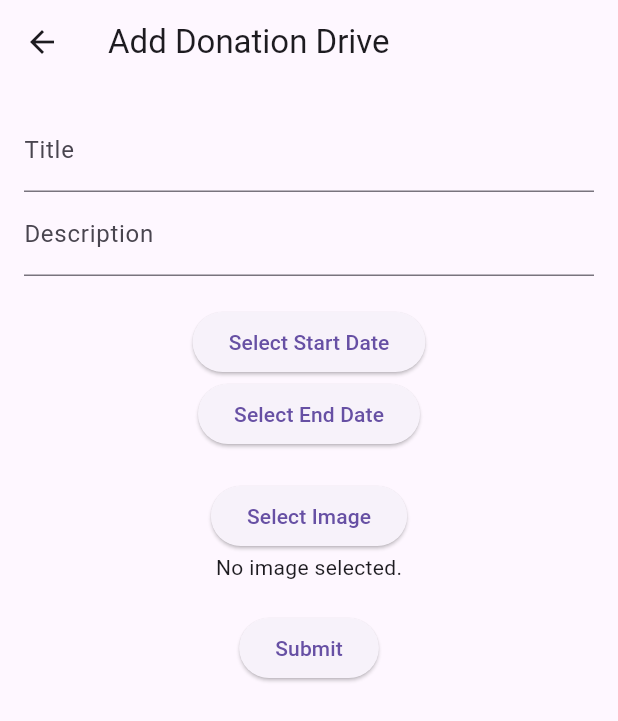
After one commit to montero333/CMSC-23-FINAL-PROJECT, a Flutter app: the DonationDrivesPage screen opened directly, after a tap on the "add" icon, on a phone screen of 412 x 824 dp. The commit adds this screen. Shown: the top 721 px of the screen. Run offline on Flutter 3.47's test engine with Material 3 defaults, Android fonts, the phone set to English and light mode, and no system bars; our stand-ins replace cloud_firestore, firebase_auth, firebase_core, firebase_storage, fluttertoast, image_picker; accounts and stored records are empty; network calls fail; statements that could not run were skipped.

Commit message:
chore: added donation drive forms

```diff
--- /dev/null
+++ b/lib/api/firebase_drive_donation_api.dart
@@ -0,0 +1,24 @@
+// lib/services/firestore_service.dart
+import 'package:cloud_firestore/cloud_firestore.dart';
+import '../models/donation_drive_model.dart';
+
+class FirestoreService {
+  final FirebaseFirestore _db = FirebaseFirestore.instance;
+
+  Future<void> createDonationDrive(DonationDrive donationDrive) {
+    return _db.collection('donation_drives').doc(donationDrive.id).set(donationDrive.toMap());
+  }
+
+  Future<void> updateDonationDrive(DonationDrive donationDrive) {
+    return _db.collection('donation_drives').doc(donationDrive.id).update(donationDrive.toMap());
+  }
+
+  Future<void> deleteDonationDrive(String id) {
+    return _db.collection('donation_drives').doc(id).delete();
+  }
+
+  Future<List<DonationDrive>> getDonationDrives() async {
+    final snapshot = await _db.collection('donation_drives').get();
+    return snapshot.docs.map((doc) => DonationDrive.fromMap(doc.data())).toList();
+  }
+}
--- a/lib/models/donation_drive_model.dart
+++ b/lib/models/donation_drive_model.dart
@@ -1,9 +1,40 @@
+// lib/models/donation_drive.dart
 class DonationDrive {
-  String? id;
-  String name;
-  double donation;
+  String id;
+  String title;
   String description;
-  String organizationID; // kaninong organization ito
+  DateTime startDate;
+  DateTime endDate;
+  String? imageUrl;
 
-  DonationDrive(this.id, this.name, this.donation, this.description, this.organizationID);
+  DonationDrive({
+    required this.id,
+    required this.title,
+    required this.description,
+    required this.startDate,
+    required this.endDate,
+    this.imageUrl,
+  });
+
+  Map<String, dynamic> toMap() {
+    return {
+      'id': id,
+      'title': title,
+      'description': description,
+      'startDate': startDate.toIso8601String(),
+      'endDate': endDate.toIso8601String(),
+      'imageUrl': imageUrl,
+    };
+  }
+
+  factory DonationDrive.fromMap(Map<String, dynamic> map) {
+    return DonationDrive(
+      id: map['id'],
+      title: map['title'],
+      description: map['description'],
+      startDate: DateTime.parse(map['startDate']),
+      endDate: DateTime.parse(map['endDate']),
+      imageUrl: map['imageUrl'],
+    );
+  }
 }
--- a/lib/models/donor_model.dart
+++ b/lib/models/donor_model.dart
@@ -1,10 +1,7 @@
-import '../models/donation_drive_model.dart';
-
 class Donor {
   String name;
   double donation;
   String status;
-  DonationDrive drive;
 
-  Donor(this.name, this.donation, this.status, this.drive);
+  Donor(this.name, this.donation, this.status);
 }
--- a/lib/pages/donateTo_OrganizationPage.dart
+++ b/lib/pages/donateTo_OrganizationPage.dart
@@ -192,7 +192,7 @@ class _DonateToOrganizationDriveState extends State<DonateToOrganizationDrive> {
   Widget build(BuildContext context) {
     return Scaffold(
       appBar: AppBar(
-        title: Text("Donate to ${widget.donationDrive.name}"),
+        title: Text("Donate to ${widget.donationDrive.title}"),
         backgroundColor: Colors.green,
       ),
       body: SingleChildScrollView(
--- a/lib/pages/donation_drive_list.dart
+++ b/lib/pages/donation_drive_list.dart
@@ -1,69 +1,60 @@
 import 'package:flutter/material.dart';
-import '../pages/donateTo_OrganizationPage.dart';
+import 'package:firebase_core/firebase_core.dart';
+import 'package:firebase_auth/firebase_auth.dart';
 import 'package:provider/provider.dart';
+import '../providers/donation_drive_provider.dart';
+import 'drive_form.dart';
 
-import '../models/donation_drive_model.dart';
-import '../models/organization_model.dart';
-import '../providers/auth_provider.dart';
-import '../providers/organizations_provider.dart';
-import 'OrganizationInfoPage.dart';
-
-class DonationDriveList extends StatefulWidget {
-  final List<DonationDrive> donationDrives;
-
-  const DonationDriveList({super.key, required this.donationDrives});
-
-  _DonationDriveListState createState() => _DonationDriveListState();
-}
-
-class _DonationDriveListState extends State<DonationDriveList> {
-  // Replace with your actual data
-
+class DonationDrivesPage extends StatelessWidget {
   @override
   Widget build(BuildContext context) {
     return Scaffold(
       appBar: AppBar(
-        title: Text("List of Donation Drives"),
-        backgroundColor: Colors.green,
+        title: Text('Donation Drives'),
       ),
-      body: ListView.builder(
-        itemCount: widget.donationDrives.length,
-        itemBuilder: (context, index) {
-          DonationDrive donationDrive = widget.donationDrives[index];
-          return GestureDetector(
-            onTap: () => {
-              Navigator.push(context, MaterialPageRoute(builder: (context) => DonateToOrganizationDrive(donationDrive: donationDrive, userID: context.watch<MyAuthProvider>().userID),))
-            },
-            child: DonationDriveCard(donationDrive: donationDrive)
-            ); // Pass data to your card widget
+      body: FutureBuilder(
+        future: _initiate(context),
+        builder: (context, snapshot) {
+          if (snapshot.connectionState == ConnectionState.waiting) {
+            return Center(child: CircularProgressIndicator());
+          } else if (snapshot.hasError) {
+            return Center(child: Text('Error initializing Firebase'));
+          } else {
+            return Consumer<DonationDriveProvider>(
+              builder: (context, donationDriveProvider, child) {
+                donationDriveProvider.fetchDonationDrives();
+                return ListView.builder(
+                  itemCount: donationDriveProvider.donationDrives.length,
+                  itemBuilder: (context, index) {
+                    final donationDrive = donationDriveProvider.donationDrives[index];
+                    return ListTile(
+                      title: Text(donationDrive.title),
+                      subtitle: Text(donationDrive.description),
+                      onTap: () {
+                        // Navigate to the donation drive detail or edit page
+                      },
+                    );
+                  },
+                );
+              },
+            );
+          }
         },
+      ),
+      floatingActionButton: FloatingActionButton(
+        onPressed: () {
+          Navigator.push(
+            context,
+            MaterialPageRoute(builder: (context) => DonationDriveFormPage()),
+          );
+        },
+        child: Icon(Icons.add),
       ),
     );
   }
-}
 
-
-class DonationDriveCard extends StatelessWidget {
-  final DonationDrive donationDrive;
-
-  const DonationDriveCard({super.key, required this.donationDrive});
-
-  @override
-  Widget build(BuildContext context) {
-    return Card(
-      child: Padding(
-        padding: const EdgeInsets.all(16.0),
-        child: Column(
-          children: [
-            Text(
-              donationDrive.name,
-              style: TextStyle(fontSize: 18, fontWeight: FontWeight.bold),
-            ),
-            SizedBox(height: 8.0),
-            Text(donationDrive.description),
-          ],
-        ),
-      ),
-    );
+  Future<void> _initiate(BuildContext context) async {
+    await FirebaseAuth.instance.signInAnonymously();
+    await Provider.of<DonationDriveProvider>(context, listen: false).fetchDonationDrives();
   }
 }
--- a/lib/pages/donation_page_organizations.dart
+++ b/lib/pages/donation_page_organizations.dart
@@ -1,5 +1,6 @@
 import 'package:flutter/material.dart';
 import 'package:montero_cmsc23/pages/drawer.dart';
+import 'package:montero_cmsc23/providers/donation_drive_provider.dart';
 import '../pages/donation_drive_list.dart';
 import 'package:provider/provider.dart';
 import '../models/organization_model.dart';
@@ -30,7 +31,7 @@ class _DonationOrganizationsListState extends State<DonationOrganizationsList> {
           Organization organization = organizations[index];
           return GestureDetector(
             onTap: () => {
-              Navigator.push(context, MaterialPageRoute(builder: (context) => DonationDriveList(donationDrives: organization.organizationDrives),))
+              Navigator.push(context, MaterialPageRoute(builder: (context) => DonationDrivesPage(),))
             },
             child: OrganizationCard(organization: organization)
             ); // Pass data to your card widget
--- /dev/null
+++ b/lib/pages/drive_form.dart
@@ -0,0 +1,154 @@
+// lib/pages/donation_drive_form_page.dart
+import 'package:flutter/material.dart';
+import 'package:image_picker/image_picker.dart';
+import 'dart:io';
+import '../models/donation_drive_model.dart';
+import '../providers/donation_drive_provider.dart';
+import 'package:provider/provider.dart';
+import 'package:firebase_storage/firebase_storage.dart';
+
+class DonationDriveFormPage extends StatefulWidget {
+  @override
+  _DonationDriveFormPageState createState() => _DonationDriveFormPageState();
+}
+
+class _DonationDriveFormPageState extends State<DonationDriveFormPage> {
+  final _formKey = GlobalKey<FormState>();
+  String _title = '';
+  String _description = '';
+  DateTime _startDate = DateTime.now();
+  DateTime _endDate = DateTime.now();
+  File? _imageFile;
+
+  Future<void> _pickImage() async {
+    final pickedFile = await ImagePicker().pickImage(source: ImageSource.gallery);
+    if (pickedFile != null) {
+      setState(() {
+        _imageFile = File(pickedFile.path);
+      });
+    }
+  }
+
+  Future<String> _uploadImage(File image) async {
+    final storageRef = FirebaseStorage.instance.ref().child('donation_drives/${DateTime.now().toIso8601String()}');
+    final uploadTask = storageRef.putFile(image);
+    final snapshot = await uploadTask;
+    return await snapshot.ref.getDownloadURL();
+  }
+
+  void _submitForm() async {
+    if (_formKey.currentState!.validate()) {
+      _formKey.currentState!.save();
+
+      String? imageUrl;
+      if (_imageFile != null) {
+        imageUrl = await _uploadImage(_imageFile!);
+      }
+
+      final newDonationDrive = DonationDrive(
+        id: DateTime.now().toIso8601String(),
+        title: _title,
+        description: _description,
+        startDate: _startDate,
+        endDate: _endDate,
+        imageUrl: imageUrl,
+      );
+
+      Provider.of<DonationDriveProvider>(context, listen: false).addDonationDrive(newDonationDrive);
+      Navigator.pop(context);
+    }
+  }
+
+  @override
+  Widget build(BuildContext context) {
+    return Scaffold(
+      appBar: AppBar(
+        title: Text('Add Donation Drive'),
+      ),
+      body: Padding(
+        padding: const EdgeInsets.all(16.0),
+        child: Form(
+          key: _formKey,
+          child: SingleChildScrollView(
+            child: Column(
+              children: <Widget>[
+                TextFormField(
+                  decoration: InputDecoration(labelText: 'Title'),
+                  validator: (value) {
+                    if (value == null || value.isEmpty) {
+                      return 'Please enter a title';
+                    }
+                    return null;
+                  },
+                  onSaved: (value) {
+                    _title = value!;
+                  },
+                ),
+                TextFormField(
+                  decoration: InputDecoration(labelText: 'Description'),
+                  validator: (value) {
+                    if (value == null || value.isEmpty) {
+                      return 'Please enter a description';
+                    }
+                    return null;
+                  },
+                  onSaved: (value) {
+                    _description = value!;
+                  },
+                ),
+                SizedBox(height: 20),
+                ElevatedButton(
+                  onPressed: () {
+                    showDatePicker(
+                      context: context,
+                      initialDate: _startDate,
+                      firstDate: DateTime(2000),
+                      lastDate: DateTime(2101),
+                    ).then((date) {
+                      if (date != null) {
+                        setState(() {
+                          _startDate = date;
+                        });
+                      }
+                    });
+                  },
+                  child: Text('Select Start Date'),
+                ),
+                ElevatedButton(
+                  onPressed: () {
+                    showDatePicker(
+                      context: context,
+                      initialDate: _endDate,
+                      firstDate: DateTime(2000),
+                      lastDate: DateTime(2101),
+                    ).then((date) {
+                      if (date != null) {
+                        setState(() {
+                          _endDate = date;
+                        });
+                      }
+                    });
+                  },
+                  child: Text('Select End Date'),
+                ),
+                SizedBox(height: 20),
+                ElevatedButton(
+                  onPressed: _pickImage,
+                  child: Text('Select Image'),
+                ),
+                _imageFile == null
+                    ? Text('No image selected.')
+                    : Image.file(_imageFile!),
+                SizedBox(height: 20),
+                ElevatedButton(
+                  onPressed: _submitForm,
+                  child: Text('Submit'),
+                ),
+              ],
+            ),
+          ),
+        ),
+      ),
+    );
+  }
+}
--- a/lib/pages/organization_main_page.dart
+++ b/lib/pages/organization_main_page.dart
@@ -1,5 +1,6 @@
 import 'package:flutter/material.dart';
 import 'organization_donations_page.dart';
+import 'donation_drive_list.dart';
 
 class OrganizationMainPage extends StatefulWidget {
   @override
@@ -57,7 +58,7 @@ class _OrganizationMainPageState extends State<OrganizationMainPage> {
       case 0:
         return DonationsPage();
       case 1:
-        return _buildDonationDrivesPage();
+        return DonationDrivesPage();
       case 2:
         return _buildProfilePage();
       default:
--- /dev/null
+++ b/lib/providers/donation_drive_provider.dart
@@ -0,0 +1,37 @@
+// lib/providers/donation_drive_provider.dart
+import 'package:flutter/material.dart';
+import '../models/donation_drive_model.dart';
+import '../api/firebase_drive_donation_api.dart';
+
+class DonationDriveProvider with ChangeNotifier {
+  final FirestoreService _firestoreService = FirestoreService();
+  List<DonationDrive> _donationDrives = [];
+
+  List<DonationDrive> get donationDrives => _donationDrives;
+
+  Future<void> fetchDonationDrives() async {
+    _donationDrives = await _firestoreService.getDonationDrives();
+    notifyListeners();
+  }
+
+  Future<void> addDonationDrive(DonationDrive donationDrive) async {
+    await _firestoreService.createDonationDrive(donationDrive);
+    _donationDrives.add(donationDrive);
+    notifyListeners();
+  }
+
+  Future<void> updateDonationDrive(DonationDrive donationDrive) async {
+    await _firestoreService.updateDonationDrive(donationDrive);
+    final index = _donationDrives.indexWhere((dd) => dd.id == donationDrive.id);
+    if (index != -1) {
+      _donationDrives[index] = donationDrive;
+      notifyListeners();
+    }
+  }
+
+  Future<void> removeDonationDrive(String id) async {
+    await _firestoreService.deleteDonationDrive(id);
+    _donationDrives.removeWhere((dd) => dd.id == id);
+    notifyListeners();
+  }
+}
```
Also changed, not shown: lib/providers/organizations_provider.dart (+6 -6 lines), pubspec.lock, 1 other file.
